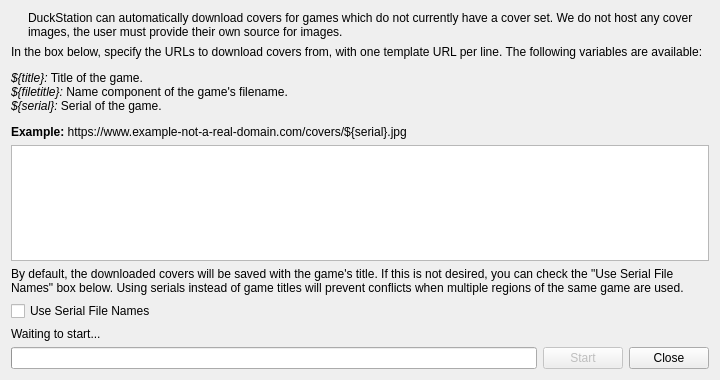
Qt form src/RLyehPSX-qt/coverdownloaddialog.ui (psychocodermonkey/RLyehPSX) before a commit.
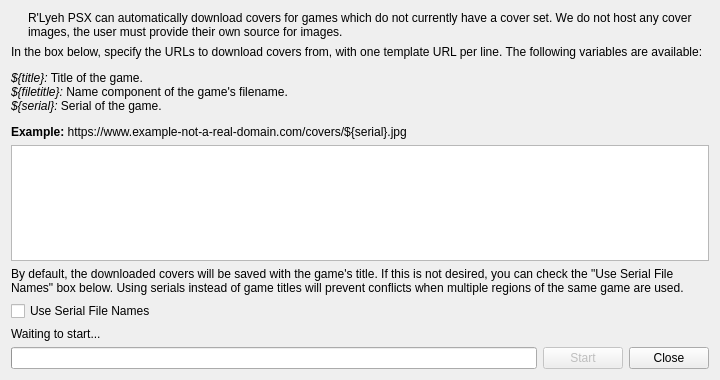
The same form after that commit. Icons and pictures are not drawn.

The edit to the form file:
```diff
--- a/src/RLyehPSX-qt/coverdownloaddialog.ui
+++ b/src/RLyehPSX-qt/coverdownloaddialog.ui
@@ -35,7 +35,7 @@
      <item>
       <widget class="QLabel" name="label">
        <property name="text">
-        <string>DuckStation can automatically download covers for games which do not currently have a cover set. We do not host any cover images, the user must provide their own source for images.</string>
+        <string>R'Lyeh PSX can automatically download covers for games which do not currently have a cover set. We do not host any cover images, the user must provide their own source for images.</string>
        </property>
        <property name="wordWrap">
         <bool>true</bool>
```
